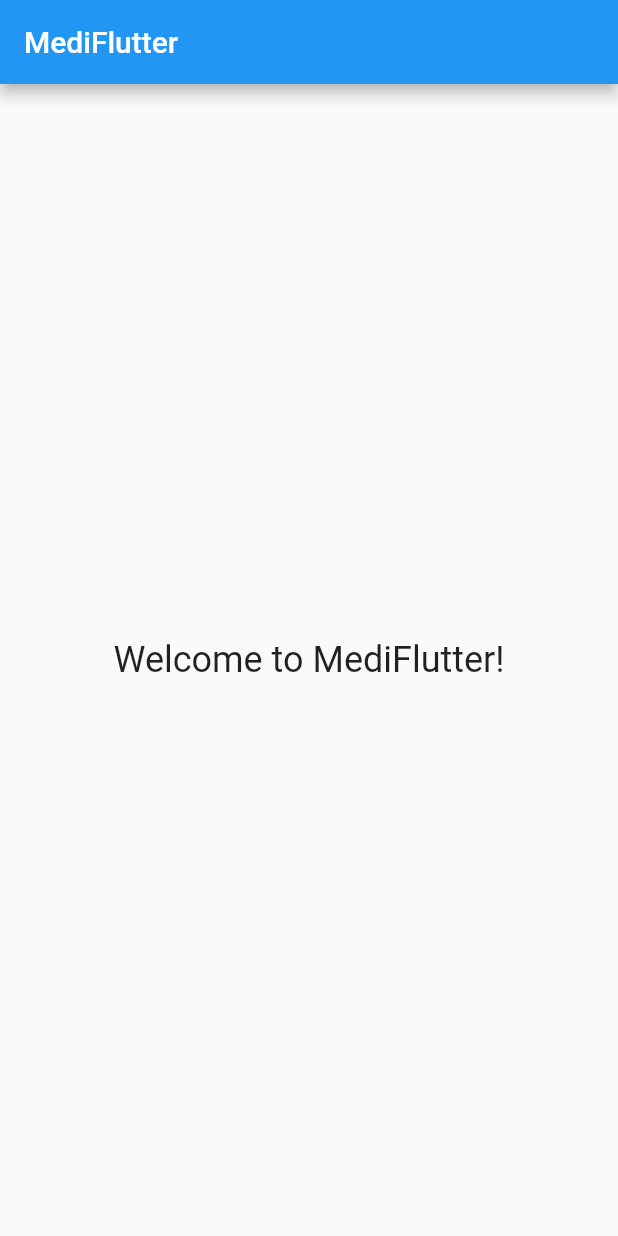
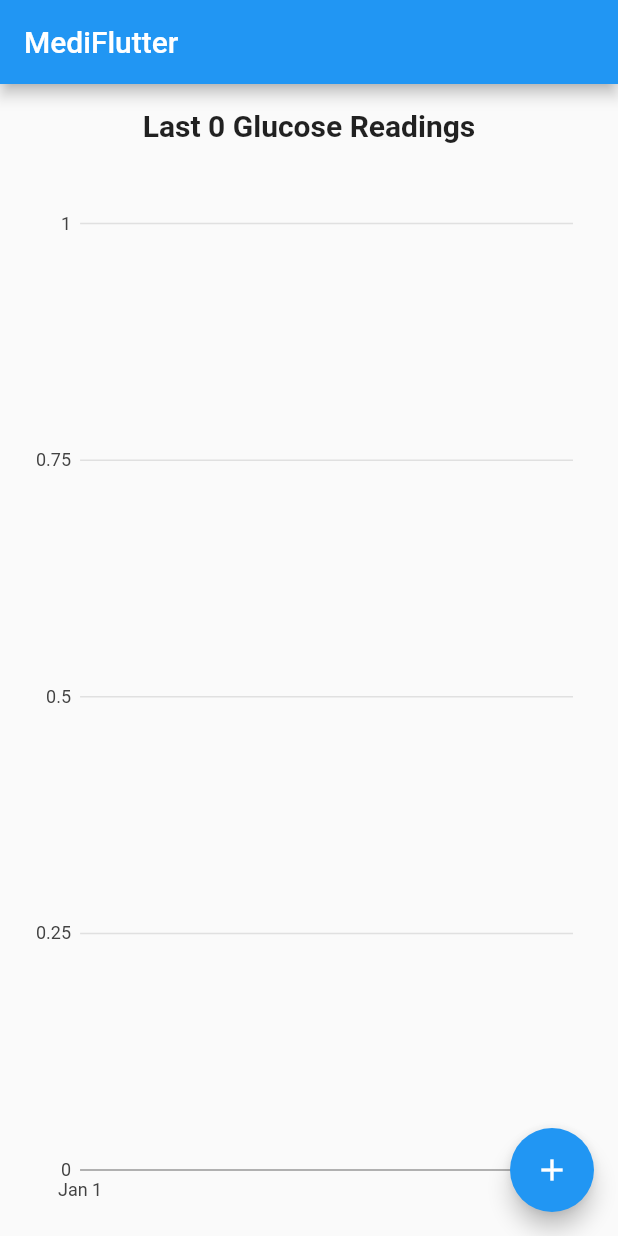
Before and after one commit to kolaricmatej/medic-flutter, a Flutter app: the screen it shows after launch, on a phone screen of 412 x 824 dp. Run offline on Flutter 3.47's test engine with Material 2 defaults, Android fonts, the phone set to English and light mode, and no system bars; our stand-ins replace charts_flutter, sqflite; accounts and stored records are empty.

Commit message:
added home screen and chart

```diff
--- /dev/null
+++ b/medic_flutter/lib/glookose_reading.dart
@@ -0,0 +1,20 @@
+class GlucoseReading {
+  final double value;
+  final DateTime dateTime;
+
+  GlucoseReading({required this.value, required this.dateTime});
+
+  Map<String, dynamic> toMap() {
+    return {
+      'value': value,
+      'dateTime': dateTime.toIso8601String(),
+    };
+  }
+
+  factory GlucoseReading.fromMap(Map<String, dynamic> map) {
+    return GlucoseReading(
+      value: map['value'],
+      dateTime: DateTime.parse(map['dateTime']),
+    );
+  }
+}
--- /dev/null
+++ b/medic_flutter/lib/helpers/database_helper.dart
@@ -0,0 +1,67 @@
+import 'package:sqflite/sqflite.dart';
+import 'package:path/path.dart';
+import 'package:medic_flutter/glookose_reading.dart';
+
+class DatabaseHelper {
+  static final DatabaseHelper _instance = DatabaseHelper.internal();
+
+  factory DatabaseHelper() => _instance;
+
+  Database? _database;
+
+  Future<Database> get database async {
+    if (_database != null) {
+      return _database!;
+    }
+    _database = await initDatabase();
+    return _database!;
+  }
+
+  DatabaseHelper.internal();
+
+  Future<Database> initDatabase() async {
+    final String databasesPath = await getDatabasesPath();
+    final String path = join(databasesPath, 'glucose.db');
+
+    _database = await openDatabase(
+      path,
+      version: 1,
+      onCreate: (Database db, int version) async {
+        await db.execute(
+          '''
+          CREATE TABLE glucose_readings(
+            id INTEGER PRIMARY KEY AUTOINCREMENT,
+            value REAL,
+            dateTime TEXT
+          )
+          ''',
+        );
+      },
+    );
+
+    return _database!;
+  }
+
+  Future<int> addGlucoseReading(GlucoseReading reading) async {
+    final db = await database;
+    return await db.insert('glucose_readings', reading.toMap());
+  }
+
+  Future<List<GlucoseReading>> getGlucoseReadings() async {
+    final db = await database;
+    final List<Map<String, dynamic>> maps = await db.query('glucose_readings');
+    return List.generate(
+      maps.length,
+      (index) => GlucoseReading.fromMap(maps[index]),
+    );
+  }
+
+  Future<int> deleteGlucoseReading(int id) async {
+    final db = await database;
+    return await db.delete(
+      'glucose_readings',
+      where: 'id = ?',
+      whereArgs: [id],
+    );
+  }
+}
--- a/medic_flutter/lib/main.dart
+++ b/medic_flutter/lib/main.dart
@@ -1,5 +1,10 @@
-import 'dart:async';
 import 'package:flutter/material.dart';
+import 'package:intl/intl.dart';
+import 'package:charts_flutter/flutter.dart' as charts;
+
+import './glookose_reading.dart';
+import './screens/glookose_form.dart';
+import './helpers/database_helper.dart';
 
 void main() {
   runApp(MyApp());
@@ -27,7 +32,7 @@ class _SplashScreenState extends State<SplashScreen> {
   @override
   void initState() {
     super.initState();
-    Timer(Duration(seconds: 3), () {
+    Future.delayed(Duration(seconds: 3), () {
       Navigator.pushReplacement(
         context,
         MaterialPageRoute(builder: (context) => HomePage()),
@@ -72,16 +77,105 @@ class _SplashScreenState extends State<SplashScreen> {
 }
 
 class HomePage extends StatelessWidget {
+  final dbHelper = DatabaseHelper();
+
   @override
   Widget build(BuildContext context) {
     return Scaffold(
       appBar: AppBar(
         title: Text('MediFlutter'),
       ),
-      body: Center(
-        child: Text(
-          'Welcome to MediFlutter!',
-          style: TextStyle(fontSize: 24),
+      body: FutureBuilder<List<GlucoseReading>>(
+        future: dbHelper.getGlucoseReadings(),
+        builder: (context, snapshot) {
+          if (snapshot.hasData) {
+            final glucoseReadings = snapshot.data!;
+            List<GlucoseReading> lastThreeReadings = glucoseReadings.length >= 3
+                ? glucoseReadings.sublist(glucoseReadings.length - 3)
+                : glucoseReadings;
+
+            return Column(
+              children: [
+                SizedBox(height: 16),
+                Text(
+                  'Last ${lastThreeReadings.length} Glucose Readings',
+                  style: TextStyle(fontSize: 20, fontWeight: FontWeight.bold),
+                ),
+                SizedBox(height: 8),
+                ...lastThreeReadings.map((reading) {
+                  return Card(
+                    margin: EdgeInsets.symmetric(horizontal: 16, vertical: 8),
+                    child: ListTile(
+                      leading: Icon(Icons.favorite),
+                      title: Text('Glucose Value: ${reading.value}'),
+                      subtitle: Text(
+                          'Date: ${DateFormat('MMM dd, yyyy - HH:mm').format(reading.dateTime)}'),
+                    ),
+                  );
+                }).toList(),
+                SizedBox(height: 16),
+                Expanded(
+                  child: GlucoseLineChart(glucoseReadings: glucoseReadings),
+                ),
+              ],
+            );
+          } else if (snapshot.hasError) {
+            return Center(child: Text('Error: ${snapshot.error}'));
+          } else {
+            return Center(child: CircularProgressIndicator());
+          }
+        },
+      ),
+      floatingActionButton: FloatingActionButton(
+        onPressed: () {
+          showDialog(
+            context: context,
+            builder: (BuildContext context) {
+              return GlucoseForm();
+            },
+          );
+        },
+        child: Icon(Icons.add),
+      ),
+    );
+  }
+}
+
+class GlucoseLineChart extends StatelessWidget {
+  final List<GlucoseReading> glucoseReadings;
+
+  GlucoseLineChart({required this.glucoseReadings});
+
+  @override
+  Widget build(BuildContext context) {
+    List<charts.Series<GlucoseReading, DateTime>> series = [
+      charts.Series(
+        id: "Glucose",
+        data: glucoseReadings,
+        domainFn: (GlucoseReading reading, _) => reading.dateTime,
+        measureFn: (GlucoseReading reading, _) => reading.value,
+      ),
+    ];
+
+    return Container(
+      padding: EdgeInsets.all(16),
+      child: charts.TimeSeriesChart(
+        series,
+        animate: true,
+        dateTimeFactory: const charts.LocalDateTimeFactory(),
+        primaryMeasureAxis: charts.NumericAxisSpec(
+          tickProviderSpec: charts.BasicNumericTickProviderSpec(
+            desiredTickCount: 5,
+          ),
+        ),
+        domainAxis: charts.DateTimeAxisSpec(
+          tickFormatterSpec: charts.AutoDateTimeTickFormatterSpec(
+            day: charts.TimeFormatterSpec(
+              format: 'dd.MM',
+              transitionFormat: 'dd.MM',
+            ),
+          ),
+          tickProviderSpec: charts.DayTickProviderSpec(increments: [1]),
         ),
       ),
     );
```
Also changed, not shown: medic_flutter/lib/screens/glookose_form.dart (added, +129 -0 lines), medic_flutter/pubspec.yaml (+5 -4 lines), medic_flutter/pubspec.lock, 8 other files.
